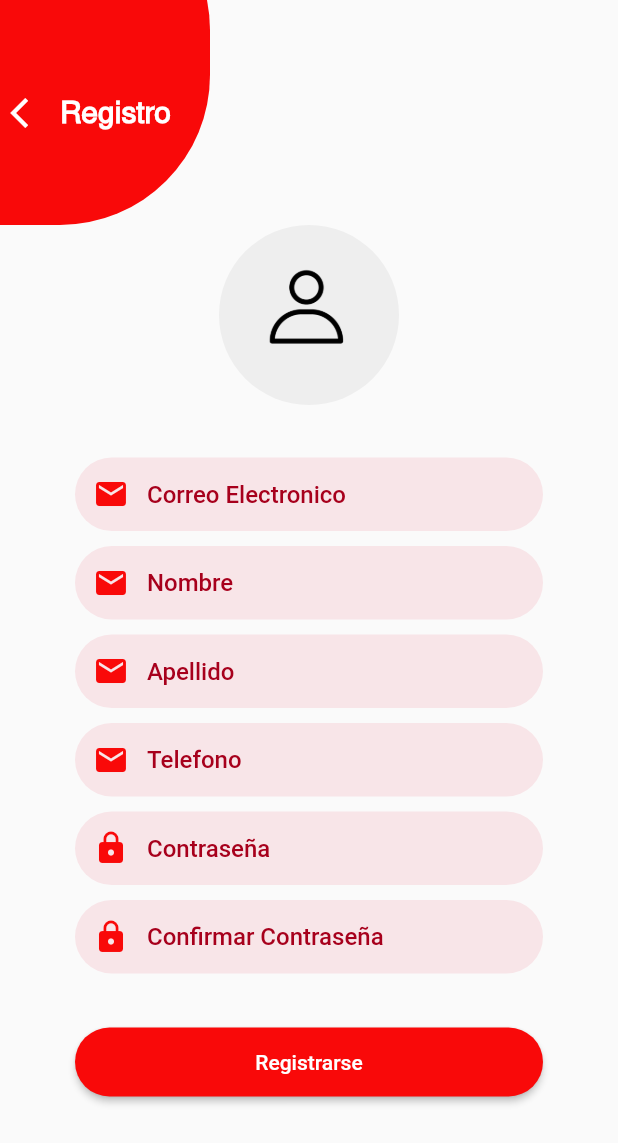
After one commit to owenCosinga/AplicacionMovil_Delivery_Flutter, a Flutter app: the screen it shows after launch, after a tap on "Registrate", on a phone screen of 412 x 824 dp. The commit adds this screen. Shown: the top 1143 px of the screen. Run offline on Flutter 3.47's test engine with Material 2 defaults, Android fonts, the phone set to English and light mode, and no system bars; our stand-ins replace lottie.

Commit message:
este es el diseño de la pantalla para registrarse

```diff
--- a/lib/main.dart
+++ b/lib/main.dart
@@ -1,4 +1,5 @@
 import 'package:app_delivery_en_flutter/src/login/login_page.dart';
+import 'package:app_delivery_en_flutter/src/register/register_page.dart';
 import 'package:app_delivery_en_flutter/src/utils/my_colors.dart';
 import 'package:flutter/material.dart';
 
@@ -8,7 +9,7 @@ void main() {
 }
 
 class MyApp extends StatefulWidget {
-  const MyApp({Key? key}) : super(key: key);
+  const MyApp({Key key}) : super(key: key);
 
   @override
   _MyAppState createState() => _MyAppState();
@@ -22,7 +23,11 @@ class _MyAppState extends State<MyApp> {
       debugShowCheckedModeBanner: false,
       //es la ruta del archivo principal que se va ejecutarse cuando corramos nuestra aplicacion
       initialRoute: 'login',
-      routes: {'login': (BuildContext context) => LoginPage()},
+      routes: {
+        'login': (BuildContext context) => LoginPage(),
+        'register': (BuildContext context) => RegisterPage()
+      },
+
       //para escoger diferentes colores usa este link https://htmlcolorcodes.com/es/
       theme: ThemeData(primaryColor: MyColors.primaryColor),
     );
--- /dev/null
+++ b/lib/src/login/login_controller.dart
@@ -0,0 +1,24 @@
+import 'package:flutter/material.dart';
+
+class LoginController {
+  BuildContext context;
+
+  TextEditingController emailController = new TextEditingController();
+  TextEditingController passwordController = new TextEditingController();
+
+  Future init(BuildContext context) {
+    this.context = context;
+  }
+
+  void goToRegisterPage() {
+    Navigator.pushNamed(context, 'register');
+  }
+
+  void login() {
+    String email = emailController.text.trim();
+    String password = passwordController.text.trim();
+
+    print('EMAIL: $email');
+    print('PASSWORD: $password');
+  }
+}
--- a/lib/src/login/login_page.dart
+++ b/lib/src/login/login_page.dart
@@ -1,9 +1,11 @@
+import 'package:app_delivery_en_flutter/src/login/login_controller.dart';
 import 'package:flutter/material.dart';
 import 'package:app_delivery_en_flutter/src/utils/my_colors.dart';
+import 'package:flutter/scheduler.dart';
 import 'package:lottie/lottie.dart';
 
 class LoginPage extends StatefulWidget {
-  const LoginPage({Key? key}) : super(key: key);
+  const LoginPage({Key key}) : super(key: key);
 
   @override
   _LoginPageState createState() => _LoginPageState();
@@ -12,6 +14,17 @@ class LoginPage extends StatefulWidget {
 //UN WIDGET ES UN ELEMENTO QUE SE MOSTRARA EN LA PANTALLA
 
 class _LoginPageState extends State<LoginPage> {
+  LoginController _con = new LoginController();
+
+  @override
+  void initState() {
+    super.initState();
+
+    SchedulerBinding.instance.addPostFrameCallback((timeStamp) {
+      _con.init(context);
+    });
+  }
+
   @override
   //el metodo build es el que corre el codigo que se va mostrar en la pantalla
   //tambien es donde se van a colocar los textos botones, campos de texto, etc.
@@ -31,7 +44,8 @@ class _LoginPageState extends State<LoginPage> {
                   top: 60,
                   left: 25,
                 ),
-                Column(
+                SingleChildScrollView(
+                  child: Column(
                     children: [
                       _lottieAnimation(),
                       _textFieldEmail(),
@@ -39,6 +53,7 @@ class _LoginPageState extends State<LoginPage> {
                       _buttonLogin(),
                       _textDontHaveAccount()
                     ],
+                  ),
                 ),
               ],
             )));
@@ -83,6 +98,8 @@ class _LoginPageState extends State<LoginPage> {
           color: MyColors.primaryOpacityColor,
           borderRadius: BorderRadius.circular(30)),
       child: TextField(
+        controller: _con.emailController,
+        keyboardType: TextInputType.emailAddress,
         decoration: InputDecoration(
             hintText: 'Correo Electronico',
             border: InputBorder.none,
@@ -103,6 +120,8 @@ class _LoginPageState extends State<LoginPage> {
           color: MyColors.primaryOpacityColor,
           borderRadius: BorderRadius.circular(30)),
       child: TextField(
+        controller: _con.passwordController,
+        obscureText: true,
         decoration: InputDecoration(
             hintText: 'Contraseña',
             border: InputBorder.none,
@@ -121,7 +140,7 @@ class _LoginPageState extends State<LoginPage> {
       width: double.infinity,
       margin: EdgeInsets.symmetric(horizontal: 50, vertical: 30),
       child: ElevatedButton(
-        onPressed: () {},
+        onPressed: _con.login,
         child: Text('ingresar'),
         style: ElevatedButton.styleFrom(
             primary: MyColors.primaryColor,
@@ -141,10 +160,13 @@ class _LoginPageState extends State<LoginPage> {
           style: TextStyle(color: MyColors.primaryColor),
         ),
         SizedBox(width: 7),
-        Text(
+        GestureDetector(
+          onTap: _con.goToRegisterPage,
+          child: Text(
             'Registrate',
             style: TextStyle(
                 fontWeight: FontWeight.bold, color: MyColors.primaryColor),
+          ),
         ),
       ],
     );
--- /dev/null
+++ b/lib/src/register/register_controller.dart
@@ -0,0 +1,31 @@
+import 'package:flutter/material.dart';
+
+class RegisterController {
+  BuildContext context;
+  TextEditingController emailController = new TextEditingController();
+  TextEditingController nameController = new TextEditingController();
+  TextEditingController lastnameController = new TextEditingController();
+  TextEditingController phoneController = new TextEditingController();
+  TextEditingController passwordController = new TextEditingController();
+  TextEditingController confirmPasswordController = new TextEditingController();
+
+  Future init(BuildContext context) {
+    this.context = context;
+  }
+
+  void register() {
+    String email = emailController.text.trim();
+    String name = nameController.text;
+    String lastname = lastnameController.text;
+    String phone = phoneController.text.trim();
+    String passowrd = passwordController.text.trim();
+    String confirmPassword = confirmPasswordController.text.trim();
+
+    print(email);
+    print(name);
+    print(lastname);
+    print(phone);
+    print(passowrd);
+    print(confirmPassword);
+  }
+}
--- /dev/null
+++ b/lib/src/register/register_page.dart
@@ -0,0 +1,269 @@
+import 'package:app_delivery_en_flutter/src/register/register_controller.dart';
+import 'package:flutter/material.dart';
+import 'package:app_delivery_en_flutter/src/utils/my_colors.dart';
+import 'package:flutter/scheduler.dart';
+import 'package:lottie/lottie.dart';
+
+class RegisterPage extends StatefulWidget {
+  const RegisterPage({Key key}) : super(key: key);
+
+  @override
+  _RegisterPageState createState() => _RegisterPageState();
+}
+
+//UN WIDGET ES UN ELEMENTO QUE SE MOSTRARA EN LA PANTALLA
+
+class _RegisterPageState extends State<RegisterPage> {
+  RegisterController _con = new RegisterController();
+
+  @override
+  void initState() {
+    super.initState();
+
+    SchedulerBinding.instance.addPostFrameCallback((timeStamp) {
+      _con.init(context);
+    });
+  }
+
+  @override
+  //el metodo build es el que corre el codigo que se va mostrar en la pantalla
+  //tambien es donde se van a colocar los textos botones, campos de texto, etc.
+  Widget build(BuildContext context) {
+    //sera siempre sera la primera que retorne y tambien crea toda la estructura de la pantalla
+    return Scaffold(
+        //Appbar es un widget de barra que esta situado en la parte arriba
+
+        //Column es un widget que hace que otros widget se pongan uno de bajo del otro
+        body: Container(
+            width: double.infinity,
+            child: Stack(
+              children: [
+                Positioned(top: -80, left: -100, child: _circle()),
+                Positioned(
+                  child: _textRegister(),
+                  top: 65,
+                  left: 40,
+                ),
+                Positioned(
+                  child: _iconBack(),
+                  top: 51,
+                  left: -5,
+                ),
+                Container(
+                  width: double.infinity,
+                  margin: EdgeInsets.only(top: 150),
+                  child: SingleChildScrollView(
+                    child: Column(
+                      children: [
+                        _imageUser(),
+                        SizedBox(
+                          height: 30,
+                        ),
+                        _textFieldEmail(),
+                        _textFieldName(),
+                        _textFieldlastname(),
+                        _textFieldphone(),
+                        _textFieldPassword(),
+                        _textFieldConfirmPassword(),
+                        _buttonLogin(),
+                      ],
+                    ),
+                  ),
+                ),
+              ],
+            )));
+  }
+
+  /*Widget _lottieAnimation() {
+    return Container(
+      margin: EdgeInsets.only(
+          top: 100, bottom: MediaQuery.of(context).size.height * 0.17),
+      child: Lottie.asset('assets/json/buy.json',
+          width: 350, height: 200, fit: BoxFit.fill),
+    );
+  }*/
+
+  Widget _iconBack() {
+    return IconButton(
+        onPressed: () {},
+        icon: Icon(
+          Icons.arrow_back_ios,
+          color: Colors.white,
+        ));
+  }
+
+  Widget _textRegister() {
+    return Text(
+      'Registro',
+      style: TextStyle(
+          color: Colors.white,
+          fontWeight: FontWeight.bold,
+          fontSize: 20,
+          fontFamily: 'NimbusSans'),
+    );
+  }
+
+  Widget _imageUser() {
+    return CircleAvatar(
+      backgroundImage: AssetImage('assets/img/user_profile_2.png'),
+      radius: 60,
+      backgroundColor: Colors.grey[200],
+    );
+  }
+
+  Widget _textFieldEmail() {
+    return Container(
+      margin: EdgeInsets.symmetric(horizontal: 50, vertical: 5),
+      decoration: BoxDecoration(
+          color: MyColors.primaryOpacityColor,
+          borderRadius: BorderRadius.circular(30)),
+      child: TextField(
+        controller: _con.emailController,
+        keyboardType: TextInputType.emailAddress,
+        decoration: InputDecoration(
+            hintText: 'Correo Electronico',
+            border: InputBorder.none,
+            contentPadding: EdgeInsets.all(15),
+            hintStyle: TextStyle(color: MyColors.primaryColorDark),
+            prefixIcon: Icon(
+              Icons.email,
+              color: MyColors.primaryColor,
+            )),
+      ),
+    );
+  }
+
+  Widget _textFieldName() {
+    return Container(
+      margin: EdgeInsets.symmetric(horizontal: 50, vertical: 5),
+      decoration: BoxDecoration(
+          color: MyColors.primaryOpacityColor,
+          borderRadius: BorderRadius.circular(30)),
+      child: TextField(
+        controller: _con.nameController,
+        decoration: InputDecoration(
+            hintText: 'Nombre',
+            border: InputBorder.none,
+            contentPadding: EdgeInsets.all(15),
+            hintStyle: TextStyle(color: MyColors.primaryColorDark),
+            prefixIcon: Icon(
+              Icons.email,
+              color: MyColors.primaryColor,
+            )),
+      ),
+    );
+  }
+
+  Widget _textFieldlastname() {
+    return Container(
+      margin: EdgeInsets.symmetric(horizontal: 50, vertical: 5),
+      decoration: BoxDecoration(
+          color: MyColors.primaryOpacityColor,
+          borderRadius: BorderRadius.circular(30)),
+      child: TextField(
+        controller: _con.lastnameController,
+        decoration: InputDecoration(
+            hintText: 'Apellido',
+            border: InputBorder.none,
+            contentPadding: EdgeInsets.all(15),
+            hintStyle: TextStyle(color: MyColors.primaryColorDark),
+            prefixIcon: Icon(
+              Icons.email,
+              color: MyColors.primaryColor,
+            )),
+      ),
+    );
+  }
+
+  Widget _textFieldphone() {
+    return Container(
+      margin: EdgeInsets.symmetric(horizontal: 50, vertical: 5),
+      decoration: BoxDecoration(
+          color: MyColors.primaryOpacityColor,
+          borderRadius: BorderRadius.circular(30)),
+      child: TextField(
+        controller: _con.phoneController,
+        keyboardType: TextInputType.phone,
+        decoration: InputDecoration(
+            hintText: 'Telefono',
+            border: InputBorder.none,
+            contentPadding: EdgeInsets.all(15),
+            hintStyle: TextStyle(color: MyColors.primaryColorDark),
+            prefixIcon: Icon(
+              Icons.email,
+              color: MyColors.primaryColor,
+            )),
+      ),
+    );
+  }
+
+  Widget _textFieldPassword() {
+    return Container(
+      margin: EdgeInsets.symmetric(horizontal: 50, vertical: 5),
+      decoration: BoxDecoration(
+          color: MyColors.primaryOpacityColor,
+          borderRadius: BorderRadius.circular(30)),
+      child: TextField(
+        controller: _con.passwordController,
+        obscureText: true,
+        decoration: InputDecoration(
+            hintText: 'Contraseña',
+            border: InputBorder.none,
+            contentPadding: EdgeInsets.all(15),
+            hintStyle: TextStyle(color: MyColors.primaryColorDark),
+            prefixIcon: Icon(
+              Icons.lock,
+              color: MyColors.primaryColor,
+            )),
+      ),
+    );
+  }
+
+  Widget _textFieldConfirmPassword() {
+    return Container(
+      margin: EdgeInsets.symmetric(horizontal: 50, vertical: 5),
+      decoration: BoxDecoration(
+          color: MyColors.primaryOpacityColor,
+          borderRadius: BorderRadius.circular(30)),
+      child: TextField(
+        controller: _con.confirmPasswordController,
+        obscureText: true,
+        decoration: InputDecoration(
+            hintText: 'Confirmar Contraseña',
+            border: InputBorder.none,
+            contentPadding: EdgeInsets.all(15),
+            hintStyle: TextStyle(color: MyColors.primaryColorDark),
+            prefixIcon: Icon(
+              Icons.lock,
+              color: MyColors.primaryColor,
+            )),
+      ),
+    );
+  }
+
+  Widget _buttonLogin() {
+    return Container(
+      width: double.infinity,
+      margin: EdgeInsets.symmetric(horizontal: 50, vertical: 30),
+      child: ElevatedButton(
+        onPressed: _con.register,
+        child: Text('Registrarse'),
+        style: ElevatedButton.styleFrom(
+            primary: MyColors.primaryColor,
+            shape:
+                RoundedRectangleBorder(borderRadius: BorderRadius.circular(30)),
+            padding: EdgeInsets.symmetric(vertical: 15)),
+      ),
+    );
+  }
+
+  Widget _circle() {
+    return Container(
+      width: 240,
+      height: 230,
+      decoration: BoxDecoration(
+          borderRadius: BorderRadius.circular(100),
+          color: MyColors.primaryColor),
+    );
+  }
+}
--- a/pubspec.yaml
+++ b/pubspec.yaml
@@ -18,7 +18,7 @@ publish_to: 'none' # Remove this line if you wish to publish to pub.dev
 version: 1.0.0+1
 
 environment:
-  sdk: ">=2.12.0 <3.0.0"
+  sdk: ">=2.7.0 <3.0.0"
 
 dependencies:
   flutter:
@@ -54,7 +54,7 @@ flutter:
     - assets/img/
     - assets/json/
 
-  fots:
+  fonts:
     - family: NimbusSans
       fonts:
         - asset: assets/fonts/NimbusSans/NimbusSanL-Reg.otf
```
Also changed, not shown: ManualGit/ManualGIT.txt (added, +142 -0 lines), 1 other file. Lines whose indentation alone changed are shown as unchanged.
